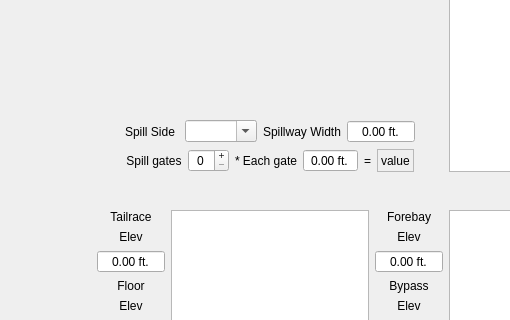
The window that src/damDetailDialog.ui (nschindler-noaa/compass-RiverCheck) describes before a commit, drawn with Qt 5; both pictures show x 0 to 510 and y 130 to 450 of the 743 by 566 pixel window.
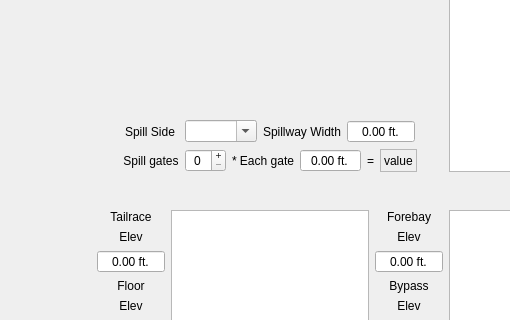
The same window after the commit.

```diff
--- a/src/damDetailDialog.ui
+++ b/src/damDetailDialog.ui
@@ -646,7 +646,7 @@
           <string> ft.</string>
          </property>
          <property name="maximum">
-          <double>99.989999999999995</double>
+          <double>200.000000000000000</double>
          </property>
         </widget>
        </item>
```
